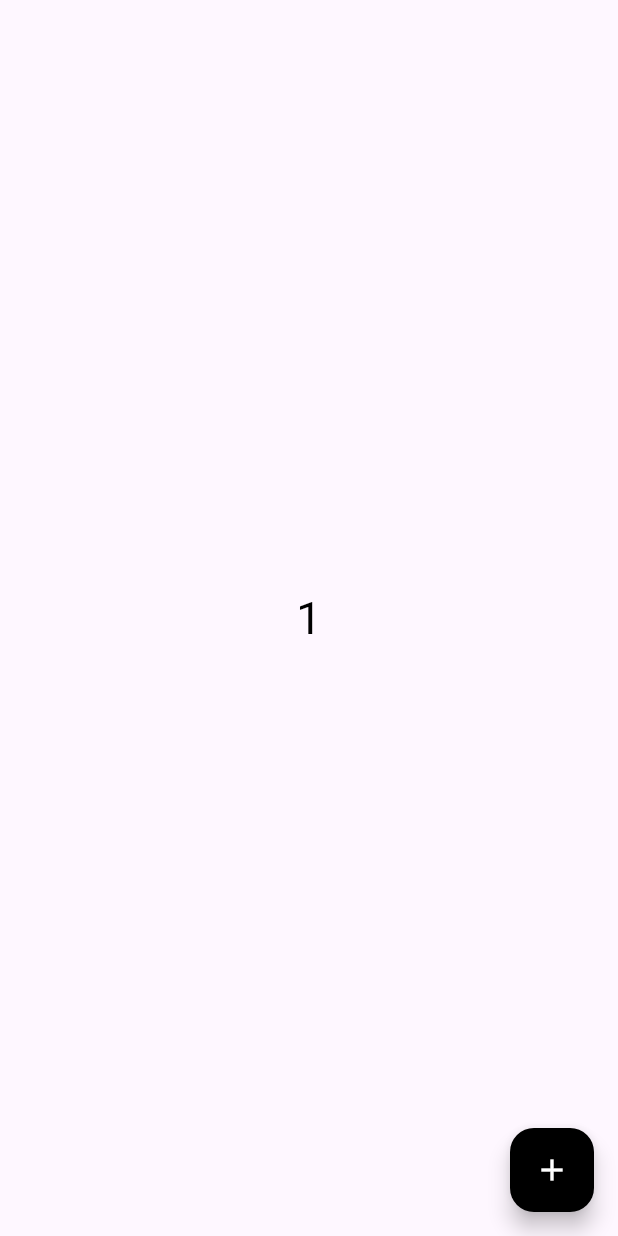
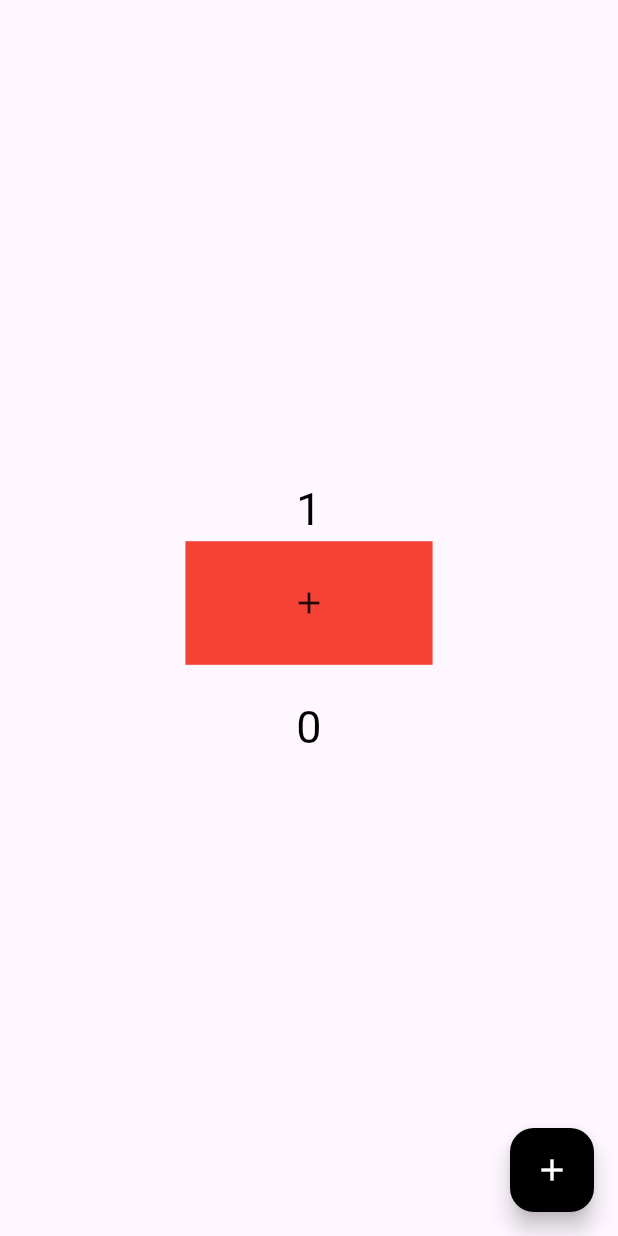
Before and after one commit to theatifwaheed/flutter-practice, a Flutter app: the screen it shows after launch, after a tap on the "add" icon, on a phone screen of 412 x 824 dp. Run offline on Flutter 3.47's test engine with Material 3 defaults, Android fonts, the phone set to English and light mode, and no system bars.

Commit message:
ValueListenableBuilder and ValueNotifier in Provider.

```diff
--- a/lib/provider_practice/provider/counter_provider.dart
+++ b/lib/provider_practice/provider/counter_provider.dart
@@ -3,10 +3,14 @@ import 'package:flutter/cupertino.dart';
 class CounterProvider with ChangeNotifier {
   int _count = 0;
 
+  int get count => _count;
 
-  int get count => _count;
-  void incrementCounter() {
+  void incrementCount() {
     _count++;
     notifyListeners();
   }
+
+  ValueNotifier<int> counter = ValueNotifier<int>(0);
+
+  void incrementCounter() => counter.value++;
 }
--- a/lib/provider_practice/screens/counter.dart
+++ b/lib/provider_practice/screens/counter.dart
@@ -11,11 +11,12 @@ class CounterScreenProvider extends StatelessWidget {
       context,
       listen: false, // Specify when you need not to listen the provider....
     );
+    final size = MediaQuery.sizeOf(context);
     return Scaffold(
       floatingActionButton: FloatingActionButton(
         backgroundColor: Colors.black,
         onPressed: () {
-          provider.incrementCounter(); // Increments the value...
+          provider.incrementCount(); // Increments the value...
         },
         child: const Icon(
           Icons.add,
@@ -24,7 +25,38 @@ class CounterScreenProvider extends StatelessWidget {
       ),
 
       // Only this widget will be rebuild.
-      body: Consumer<CounterProvider>(
+      body: Column(
+        mainAxisAlignment: MainAxisAlignment.center,
+        crossAxisAlignment: CrossAxisAlignment.center,
+        children: [
+          ValueListenableBuilder(
+              valueListenable: provider.counter,
+              builder: (ctx, value, child) {
+                return Center(
+                  child: Text(
+                    value.toString(),
+                    style: const TextStyle(
+                      fontSize: 30,
+                      color: Colors.black,
+                    ),
+                  ),
+                );
+              }),
+          InkWell(
+            onTap: () {
+              provider.incrementCounter();
+            },
+            child: Container(
+              width: size.width * .4,
+              height: size.height * .1,
+              color: Colors.red,
+              child: const Icon(Icons.add),
+            ),
+          ),
+          const SizedBox(
+            height: 20,
+          ),
+          Consumer<CounterProvider>(
             builder: (context, value, child) => Center(
               child: Text(
                 value.count.toString(),
@@ -36,6 +68,8 @@ class CounterScreenProvider extends StatelessWidget {
               ),
             ),
           ),
+        ],
+      ),
     );
   }
 }
```
Lines whose indentation alone changed are shown as unchanged.
